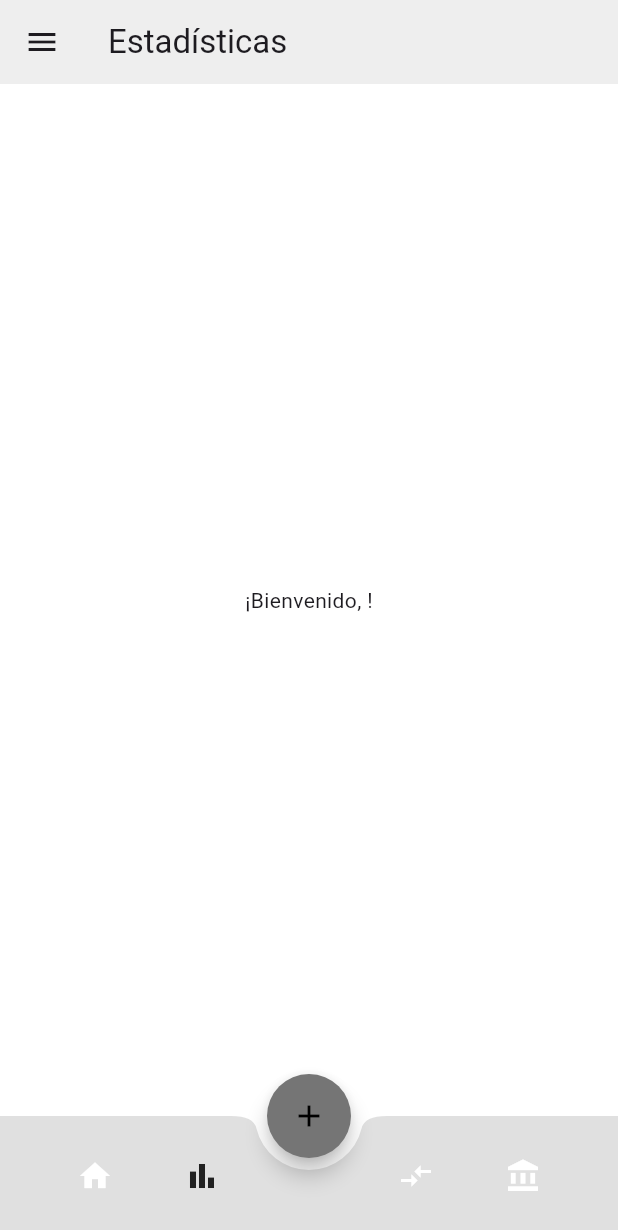
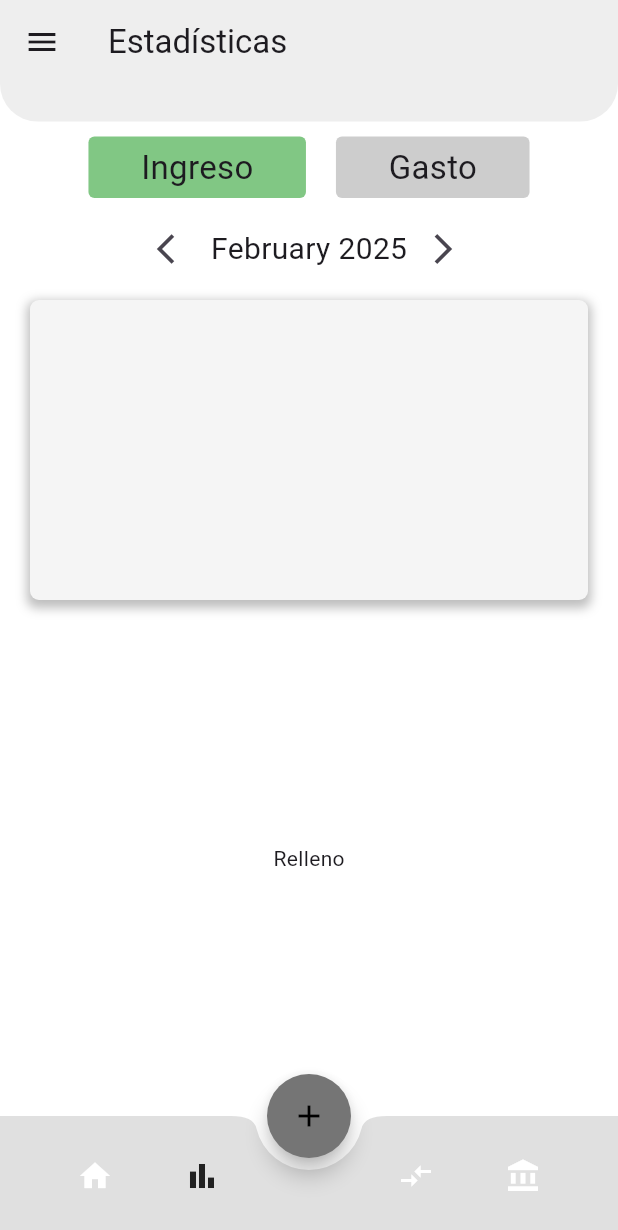
Before and after one commit to Kevindasilvaa/Proyecto_ingenieria_software, a Flutter app: the StatisticsPage screen opened by its route, on a phone screen of 412 x 824 dp. Shown: the top 1230 px of the screen. Run offline on Flutter 3.47's test engine with Material 3 defaults, Android fonts, the phone set to English and light mode, and no system bars; drawn by our look-alikes of fl_chart; our stand-ins replace cloud_firestore, firebase_auth, firebase_core, table_calendar; accounts and stored records are empty.

Commit message:
primera parte estadisticas

```diff
--- a/lib/views/screens/statistics.dart
+++ b/lib/views/screens/statistics.dart
@@ -1,11 +1,73 @@
 import 'package:flutter/material.dart';
 import 'package:moni/controllers/user_controller.dart';
-import 'package:moni/models/clases/Usuario.dart';
 import 'package:provider/provider.dart';
 import 'package:moni/views/widgets/NavBar.dart';
 import 'package:moni/views/widgets/CustomDrawer.dart';
+import 'package:moni/views/widgets/MonthSelector.dart';
+import 'package:fl_chart/fl_chart.dart';
+import 'package:moni/controllers/transaccion_controller.dart';
+import 'package:moni/models/clases/transaccion.dart';
 
-class StatisticsPage extends StatelessWidget {
+class StatisticsPage extends StatefulWidget {
+  @override
+  State<StatisticsPage> createState() => _StatisticsPageState();
+}
+
+class _StatisticsPageState extends State<StatisticsPage> {
+  bool _ingreso = true;
+  DateTime _selectedDate = DateTime.now();
+  TransaccionesController _transaccionesController = TransaccionesController();
+
+  List<PieChartSectionData> _pieChartSections = [];
+
+  @override
+  void initState() {
+    super.initState();
+    _updatePieChartData();
+  }
+
+  void _updatePieChartData() async {
+    List<Transaccion> transacciones = await _getFilteredTransactions();
+    Map<String, double> categoriasMontos = {};
+
+    for (var transaccion in transacciones) {
+      if (categoriasMontos.containsKey(transaccion.categoria_id)) {
+        categoriasMontos[transaccion.categoria_id] =
+            (categoriasMontos[transaccion.categoria_id] ?? 0) + transaccion.monto;
+      } else {
+        categoriasMontos[transaccion.categoria_id] = transaccion.monto;
+      }
+    }
+
+    List<PieChartSectionData> sections = [];
+    categoriasMontos.forEach((categoria, monto) {
+      sections.add(PieChartSectionData(
+        color: Color((categoria.hashCode * 0xFFFFFF).toInt()).withOpacity(1.0),
+        value: monto,
+        title: categoria,
+        radius: 50,
+      ));
+    });
+
+    setState(() {
+      _pieChartSections = sections;
+    });
+  }
+
+  Future<List<Transaccion>> _getFilteredTransactions() async {
+    DateTime firstDayOfMonth = DateTime(_selectedDate.year, _selectedDate.month, 1);
+    DateTime lastDayOfMonth = DateTime(_selectedDate.year, _selectedDate.month + 1, 0);
+
+    return await _transaccionesController
+        .obtenerTransaccionesUsuarioStream()
+        .first
+        .then((transacciones) => transacciones
+            .where((transaccion) =>
+                transaccion.ingreso == _ingreso &&
+                transaccion.fecha.isAfter(firstDayOfMonth.subtract(Duration(days: 1))) &&
+                transaccion.fecha.isBefore(lastDayOfMonth.add(Duration(days: 1))))
+            .toList());
+  }
 
   @override
   Widget build(BuildContext context) {
@@ -16,15 +78,112 @@ class StatisticsPage extends StatelessWidget {
         backgroundColor: Colors.grey[200],
         title: Text('Estadísticas'),
       ),
-      drawer: CustomDrawer(), // Aquí agregamos el Drawer
+      drawer: CustomDrawer(),
       body: SafeArea(
         child: Column(
           children: [
+            Container(
+              width: double.infinity,
+              height: 25,
+              decoration: BoxDecoration(
+                color: Colors.grey[200],
+                borderRadius: BorderRadius.only(
+                  bottomLeft: Radius.circular(45),
+                  bottomRight: Radius.circular(45),
+                ),
+              ),
+            ),
+            Center(
+              child: Padding(
+                padding: const EdgeInsets.symmetric(horizontal: 20.0, vertical: 10),
+                child: Row(
+                  mainAxisAlignment: MainAxisAlignment.center,
+                  children: [
+                    GestureDetector(
+                      onTap: () {
+                        setState(() {
+                          _ingreso = true;
+                        });
+                      },
+                      child: AnimatedContainer(
+                        duration: Duration(milliseconds: 150),
+                        padding: EdgeInsets.only(left: 35, right: 35, top: 5, bottom: 5),
+                        decoration: BoxDecoration(
+                          color: _ingreso
+                              ? Colors.green.withOpacity(0.7)
+                              : const Color.fromARGB(255, 205, 205, 205),
+                          borderRadius: BorderRadius.circular(4),
+                        ),
+                        child: Text(
+                          'Ingreso',
+                          style: TextStyle(fontSize: 22),
+                        ),
+                      ),
+                    ),
+                    SizedBox(width: 20),
+                    GestureDetector(
+                      onTap: () {
+                        setState(() {
+                          _ingreso = false;
+                        });
+                      },
+                      child: AnimatedContainer(
+                        duration: Duration(milliseconds: 150),
+                        padding: EdgeInsets.only(left: 35, right: 35, top: 5, bottom: 5),
+                        decoration: BoxDecoration(
+                          color: !_ingreso
+                              ? Colors.red.withOpacity(0.7)
+                              : Color.fromARGB(255, 205, 205, 205),
+                          borderRadius: BorderRadius.circular(4),
+                        ),
+                        child: Text(
+                          'Gasto',
+                          style: TextStyle(fontSize: 22),
+                        ),
+                      ),
+                    ),
+                  ],
+                ),
+              ),
+            ),
+            Container(
+              child: MonthSelector(
+                onMonthChanged: (DateTime newDate) {
+                  setState(() {
+                    _selectedDate = newDate;
+                    _updatePieChartData();
+                  });
+                },
+              ),
+            ),
+            Padding(
+              padding: const EdgeInsets.only(top: 10.0, left: 20.0, right: 20.0),
+              child: Container(
+                height: 200,
+                decoration: BoxDecoration(
+                  color: const Color.fromARGB(255, 245, 245, 245),
+                  borderRadius: BorderRadius.circular(6),
+                  boxShadow: [
+                    BoxShadow(
+                      color: const Color.fromARGB(255, 124, 124, 124).withOpacity(0.5),
+                      spreadRadius: 2,
+                      blurRadius: 5,
+                      offset: Offset(0, 3),
+                    ),
+                  ]
+                ),
+                child: PieChart(
+                  PieChartData(
+                    sections: _pieChartSections,
+                    centerSpaceRadius: 40,
+                    sectionsSpace: 0,
+                  ),
+                ),
+              ),
+            ),
             Expanded(
               child: Center(
-                child: userController.usuario != null
-                    ? Text('¡Bienvenido, ${userController.usuario?.name}!')
-                    : CircularProgressIndicator(),
+                child: Text("Relleno"),
               ),
             ),
             Container(
@@ -39,7 +198,6 @@ class StatisticsPage extends StatelessWidget {
           ],
         ),
       ),
-
     );
   }
 }
--- a/lib/views/screens/transactions.dart
+++ b/lib/views/screens/transactions.dart
@@ -120,7 +120,9 @@ class _TransactionsPageState extends State<TransactionsPage> {
 
   Widget _buildTransactionList(List<Transaccion> transactions) {
     if (transactions.isEmpty) {
+
       return Center(child: Text('No hay transacciones para este día.'));
+
     }
 
     return ListView.builder(
--- /dev/null
+++ b/lib/views/widgets/MonthSelector.dart
@@ -0,0 +1,83 @@
+import 'package:flutter/material.dart';
+import 'package:intl/intl.dart';
+
+class MonthSelector extends StatefulWidget {
+  final Function(DateTime) onMonthChanged;
+
+  MonthSelector({required this.onMonthChanged});
+
+  @override
+  _MonthSelectorState createState() => _MonthSelectorState();
+}
+
+class _MonthSelectorState extends State<MonthSelector> {
+  DateTime _selectedDate = DateTime.now();
+
+  void _previousMonth() {
+    setState(() {
+      _selectedDate = DateTime(_selectedDate.year, _selectedDate.month - 1);
+      widget.onMonthChanged(_selectedDate); // Notifica al padre
+    });
+  }
+
+  void _nextMonth() {
+    setState(() {
+      _selectedDate = DateTime(_selectedDate.year, _selectedDate.month + 1);
+      widget.onMonthChanged(_selectedDate); // Notifica al padre
+    });
+  }
+
+  Future<void> _selectYear(BuildContext context) async {
+    final year = await showDialog<int>(
+      context: context,
+      builder: (BuildContext context) {
+        return AlertDialog(
+          title: Text("Seleccionar año"),
+          content: Container(
+            width: 300,
+            height: 300,
+            child: YearPicker(
+              selectedDate: _selectedDate,
+              firstDate: DateTime(DateTime.now().year - 100, 1),
+              lastDate: DateTime(DateTime.now().year + 100, 1),
+              onChanged: (DateTime dateTime) {
+                Navigator.pop(context, dateTime.year);
+              },
+            ),
+          ),
+        );
+      },
+    );
+
+    if (year != null) {
+      setState(() {
+        _selectedDate = DateTime(year, _selectedDate.month);
+        widget.onMonthChanged(_selectedDate); // Notifica al padre
+      });
+    }
+  }
+
+  @override
+  Widget build(BuildContext context) {
+    return Row(
+      mainAxisAlignment: MainAxisAlignment.center,
+      children: <Widget>[
+        IconButton(
+          icon: Icon(Icons.arrow_back_ios),
+          onPressed: _previousMonth,
+        ),
+        GestureDetector(
+          onTap: () => _selectYear(context),
+          child: Text(
+            DateFormat('MMMM yyyy').format(_selectedDate),
+            style: TextStyle(fontSize: 20),
+          ),
+        ),
+        IconButton(
+          icon: Icon(Icons.arrow_forward_ios),
+          onPressed: _nextMonth,
+        ),
+      ],
+    );
+  }
+}
--- a/pubspec.yaml
+++ b/pubspec.yaml
@@ -10,6 +10,7 @@ environment:
 
 dependencies:
   table_calendar: ^3.2.0
+  fl_chart: ^0.70.2
   flutter:
     sdk: flutter
 
```
Also changed, not shown: pubspec.lock.
